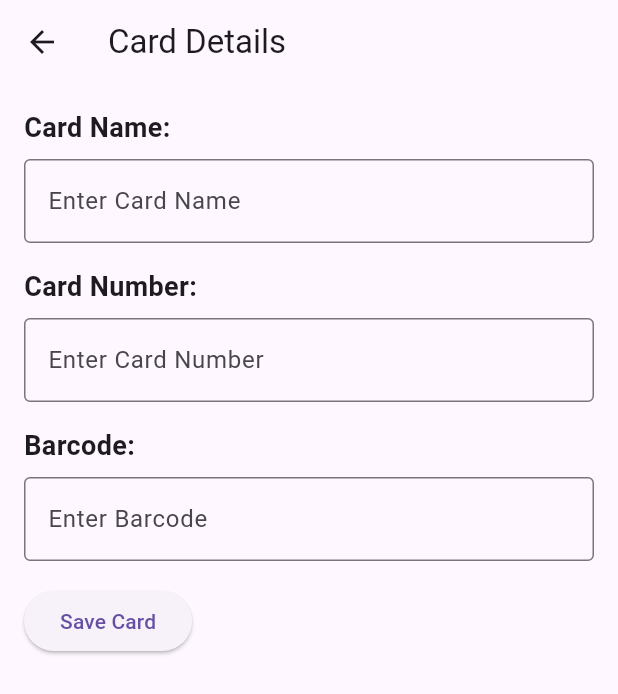
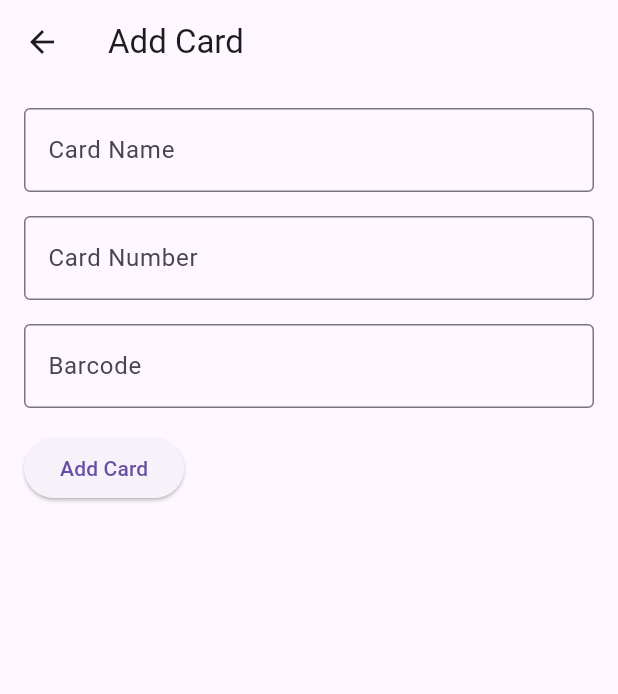
Before and after one commit to DevvBhuva/loyalty_app, a Flutter app: the screen it shows after launch, after a tap on the "add" icon, on a phone screen of 412 x 824 dp. Shown: the top 694 px of the screen. Run offline on Flutter 3.47's test engine with Material 3 defaults, Android fonts, the light colour scheme and no system bars; our stand-ins replace flutter_local_notifications, hive, hive_flutter; accounts and stored records are empty.

Commit message:
Added manual card addition, card details page, and offers functionality

```diff
--- a/lib/main.dart
+++ b/lib/main.dart
@@ -2,12 +2,11 @@ import 'package:flutter/material.dart';
 import 'package:hive_flutter/hive_flutter.dart';
 import 'screens/home_screen.dart';
 import 'utils/hive_service.dart';
-import 'utils/notification_service.dart';
 
 void main() async {
   WidgetsFlutterBinding.ensureInitialized();
+  await Hive.initFlutter();
   await HiveService.initializeHive();
-  await NotificationService.initialize();
   runApp(const MyApp());
 }
 
@@ -17,7 +16,7 @@ class MyApp extends StatelessWidget {
   @override
   Widget build(BuildContext context) {
     return MaterialApp(
-      title: 'Loyalty Card App',
+      title: 'Loyalty App',
       theme: ThemeData(
         primarySwatch: Colors.blue,
       ),
--- a/lib/models/card_model.dart
+++ b/lib/models/card_model.dart
@@ -13,13 +13,64 @@ class CardModel extends HiveObject {
   @HiveField(2)
   final String barcode;
 
-  @HiveField(3)
-  final DateTime? expirationDate;
-
   CardModel({
     required this.cardName,
     required this.cardNumber,
-    required this.barcode,
-    this.expirationDate,
+    required this.barcode, DateTime? expirationDate, required String cvv,
   });
+
+  // Static map of predefined offers for each card type
+  static final Map<String, List<String>> predefinedOffers = {
+    'Axis': [
+      '50% off on dining',
+      '10% cashback on groceries',
+      '5% discount on fuel',
+      'Free movie tickets on weekends',
+      'Exclusive airport lounge access',
+    ],
+    'SBI': [
+      '60% off on travel bookings',
+      '15% cashback on online shopping',
+      '5% discount on utility bills',
+      'Complimentary travel insurance',
+      'Priority customer support',
+    ],
+    'HDFC': [
+      '50% off on electronics',
+      '10% cashback on dining',
+      '5% discount on fuel',
+      'Exclusive airport lounge access',
+      'Free movie tickets every month',
+    ],
+    'Kotak': [
+      '40% off on hotel bookings',
+      '20% cashback on groceries',
+      '5% discount on fuel',
+      'Complimentary travel insurance',
+      'Priority customer support',
+    ],
+    'ICICI': [
+      '50% off on dining',
+      '10% cashback on online shopping',
+      '5% discount on fuel',
+      'Exclusive airport lounge access',
+      'Free movie tickets on weekends',
+    ],
+    'BOB': [
+      '30% off on travel bookings',
+      '15% cashback on groceries',
+      '5% discount on fuel',
+      'Complimentary travel insurance',
+      'Priority customer support',
+    ],
+  };
+
+  get expirationDate => null;
+
+  get cvv => null;
+
+  // Get offers for a specific card type
+  static List<String> getOffers(String cardName) {
+    return predefinedOffers[cardName] ?? [];
+  }
 }
--- /dev/null
+++ b/lib/screens/add_card_page.dart
@@ -0,0 +1,108 @@
+import 'package:flutter/material.dart';
+import '../models/card_model.dart';
+
+class AddCardPage extends StatefulWidget {
+  final Function(CardModel) onCardAdded;
+
+  const AddCardPage({super.key, required this.onCardAdded});
+
+  @override
+  State<AddCardPage> createState() => _AddCardPageState();
+}
+
+class _AddCardPageState extends State<AddCardPage> {
+  final _formKey = GlobalKey<FormState>();
+  final _cardNameController = TextEditingController();
+  final _cardNumberController = TextEditingController();
+  final _barcodeController = TextEditingController();
+
+  @override
+  void dispose() {
+    _cardNameController.dispose();
+    _cardNumberController.dispose();
+    _barcodeController.dispose();
+    super.dispose();
+  }
+
+  void _addCard() {
+    if (_formKey.currentState!.validate()) {
+      final card = CardModel(
+        cardName: _cardNameController.text,
+        cardNumber: _cardNumberController.text,
+        barcode: _barcodeController.text, cvv: '', // Pass the barcode value
+      );
+      widget.onCardAdded(card);
+      Navigator.pop(context); // Go back to the previous screen
+    }
+  }
+
+  @override
+  Widget build(BuildContext context) {
+    return Scaffold(
+      appBar: AppBar(
+        title: const Text('Add Card'),
+      ),
+      body: Padding(
+        padding: const EdgeInsets.all(16.0),
+        child: Form(
+          key: _formKey,
+          child: Column(
+            crossAxisAlignment: CrossAxisAlignment.start,
+            children: [
+              TextFormField(
+                controller: _cardNameController,
+                decoration: const InputDecoration(
+                  labelText: 'Card Name',
+                  border: OutlineInputBorder(),
+                ),
+                validator: (value) {
+                  if (value == null || value.isEmpty) {
+                    return 'Please enter the card name';
+                  }
+                  return null;
+                },
+              ),
+              const SizedBox(height: 16),
+              TextFormField(
+                controller: _cardNumberController,
+                decoration: const InputDecoration(
+                  labelText: 'Card Number',
+                  border: OutlineInputBorder(),
+                ),
+                keyboardType: TextInputType.number,
+                validator: (value) {
+                  if (value == null || value.isEmpty) {
+                    return 'Please enter the card number';
+                  }
+                  if (value.length < 16) {
+                    return 'Card number must be at least 16 digits';
+                  }
+                  return null;
+                },
+              ),
+              const SizedBox(height: 16),
+              TextFormField(
+                controller: _barcodeController,
+                decoration: const InputDecoration(
+                  labelText: 'Barcode',
+                  border: OutlineInputBorder(),
+                ),
+                validator: (value) {
+                  if (value == null || value.isEmpty) {
+                    return 'Please enter the barcode';
+                  }
+                  return null;
+                },
+              ),
+              const SizedBox(height: 16),
+              ElevatedButton(
+                onPressed: _addCard,
+                child: const Text('Add Card'),
+              ),
+            ],
+          ),
+        ),
+      ),
+    );
+  }
+}
--- /dev/null
+++ b/lib/screens/cards_page.dart
@@ -0,0 +1,83 @@
+import 'package:flutter/material.dart';
+import '../models/card_model.dart';
+import 'add_card_page.dart';
+import 'card_detail_page.dart';
+
+class CardsPage extends StatefulWidget {
+  const CardsPage({super.key});
+
+  @override
+  State<CardsPage> createState() => _CardsPageState();
+}
+
+class _CardsPageState extends State<CardsPage> {
+  final List<CardModel> _cards = [
+    CardModel(cardName: 'Axis', cardNumber: '1234567890123456', barcode: 'AXIS123', cvv: '123'),
+    CardModel(cardName: 'SBI', cardNumber: '9876543210987654', barcode: 'SBI123', cvv: '456'),
+    CardModel(cardName: 'HDFC', cardNumber: '1122334455667788', barcode: 'HDFC123', cvv: '789'),
+    CardModel(cardName: 'Kotak', cardNumber: '2233445566778899', barcode: 'KOTAK123', cvv: '101'),
+    CardModel(cardName: 'ICICI', cardNumber: '3344556677889900', barcode: 'ICICI123', cvv: '202'),
+    CardModel(cardName: 'BOB', cardNumber: '4455667788990011', barcode: 'BOB123', cvv: '303'),
+  ];
+
+  void _addCard(CardModel card) {
+    setState(() {
+      _cards.add(card);
+    });
+  }
+
+  @override
+  Widget build(BuildContext context) {
+    return Scaffold(
+      body: ListView.builder(
+        padding: const EdgeInsets.all(16.0),
+        itemCount: _cards.length,
+        itemBuilder: (context, index) {
+          final card = _cards[index];
+          return Card(
+            elevation: 4,
+            margin: const EdgeInsets.only(bottom: 16.0),
+            shape: RoundedRectangleBorder(
+              borderRadius: BorderRadius.circular(12),
+            ),
+            child: ListTile(
+              contentPadding: const EdgeInsets.all(16.0),
+              title: Text(
+                card.cardName,
+                style: const TextStyle(
+                  fontSize: 18,
+                  fontWeight: FontWeight.bold,
+                ),
+              ),
+              subtitle: Text(
+                'Card Number: ${card.cardNumber}\nBarcode: ${card.barcode}',
+                style: const TextStyle(fontSize: 14),
+              ),
+              trailing: const Icon(Icons.arrow_forward_ios),
+              onTap: () {
+                // Navigate to CardDetailPage
+                Navigator.push(
+                  context,
+                  MaterialPageRoute(
+                    builder: (context) => CardDetailPage(card: card),
+                  ),
+                );
+              },
+            ),
+          );
+        },
+      ),
+      floatingActionButton: FloatingActionButton(
+        onPressed: () {
+          Navigator.push(
+            context,
+            MaterialPageRoute(
+              builder: (context) => AddCardPage(onCardAdded: _addCard),
+            ),
+          );
+        },
+        child: const Icon(Icons.add),
+      ),
+    );
+  }
+}
--- a/lib/screens/home_screen.dart
+++ b/lib/screens/home_screen.dart
@@ -1,58 +1,30 @@
 import 'package:flutter/material.dart';
-import 'package:hive_flutter/hive_flutter.dart';
-import '../models/card_model.dart';
-import 'card_detail_screen.dart';
-import 'view_card_screen.dart';
+import 'cards_page.dart';
+import 'offers_page.dart';
 
 class HomeScreen extends StatelessWidget {
   const HomeScreen({super.key});
 
   @override
   Widget build(BuildContext context) {
-    return Scaffold(
-      appBar: AppBar(
-        title: const Text('Loyalty Cards'),
-      ),
-      body: ValueListenableBuilder(
-        valueListenable: Hive.box<CardModel>('cards').listenable(),
-        builder: (context, Box<CardModel> box, _) {
-          if (box.isEmpty) {
-            return const Center(
-              child: Text('No cards added yet.'),
-            );
-          }
-
-          return ListView.builder(
-            itemCount: box.length,
-            itemBuilder: (context, index) {
-              final card = box.getAt(index);
-              return ListTile(
-                title: Text(card?.cardName ?? 'Unnamed Card'),
-                subtitle: Text(card?.cardNumber ?? ''),
-                trailing: const Icon(Icons.arrow_forward),
-                onTap: () {
-                  if (card != null) {
-                    Navigator.push(
-                      context,
-                      MaterialPageRoute(
-                        builder: (context) => ViewCardScreen(card: card),
-                      ),
-                    );
-                  }
-                },
-              );
-            },
-          );
-        },
-      ),
-      floatingActionButton: FloatingActionButton(
-        onPressed: () {
-          Navigator.push(
-            context,
-            MaterialPageRoute(builder: (context) => const CardDetailScreen()),
-          );
-        },
-        child: const Icon(Icons.add),
+    return DefaultTabController(
+      length: 2, // Two tabs: Cards and Offers
+      child: Scaffold(
+        appBar: AppBar(
+          title: const Text('Loyalty App'),
+          bottom: const TabBar(
+            tabs: [
+              Tab(icon: Icon(Icons.credit_card), text: 'Cards'),
+              Tab(icon: Icon(Icons.local_offer), text: 'Offers'),
+            ],
+          ),
+        ),
+        body: const TabBarView(
+          children: [
+            CardsPage(), // Page for Cards
+            OffersPage(), // Page for Offers
+          ],
+        ),
       ),
     );
   }
--- a/lib/screens/offers_page.dart
+++ b/lib/screens/offers_page.dart
@@ -1,44 +1,144 @@
 import 'package:flutter/material.dart';
 import 'package:hive_flutter/hive_flutter.dart';
 import '../models/card_model.dart';
+
+@HiveType(typeId: 0)
+class CardModel extends HiveObject {
+  // Existing fields...
+
+  @HiveField(5)
+  final List<String> redeemedOffers;
+
+  var expirationDate;
+
+  var cardNumber;
+
+  var cardName;
+
+  var barcode;
+
+  var cvv;
+
+  CardModel({
+    required this.cardName,
+    required this.cardNumber,
+    required this.barcode,
+    this.expirationDate,
+    required this.cvv,
+    this.redeemedOffers = const [],
+  });
+
+  static const Map<String, List<String>> predefinedOffers = {
+    'Axis': [
+      '50% off on dining',
+      '10% cashback on groceries',
+      '5% discount on fuel',
+      'Free movie tickets on weekends',
+      'Exclusive airport lounge access',
+    ],
+    'SBI': [
+      '60% off on travel bookings',
+      '15% cashback on online shopping',
+      '5% discount on utility bills',
+      'Complimentary travel insurance',
+      'Priority customer support',
+    ],
+    'HDFC': [
+      '50% off on electronics',
+      '10% cashback on dining',
+      '5% discount on fuel',
+      'Exclusive airport lounge access',
+      'Free movie tickets every month',
+    ],
+    'Kotak': [
+      '40% off on hotel bookings',
+      '20% cashback on groceries',
+      '5% discount on fuel',
+      'Complimentary travel insurance',
+      'Priority customer support',
+    ],
+    'ICICI': [
+      '50% off on dining',
+      '10% cashback on online shopping',
+      '5% discount on fuel',
+      'Exclusive airport lounge access',
+      'Free movie tickets on weekends',
+    ],
+    'BOB': [
+      '30% off on travel bookings',
+      '15% cashback on groceries',
+      '5% discount on fuel',
+      'Complimentary travel insurance',
+      'Priority customer support',
+    ],
+  };
+
+  // Get offers for a specific card type
+  List<String> getOffers(String cardName) {
+    final allOffers = predefinedOffers[cardName] ?? [];
+    return allOffers.where((offer) => !redeemedOffers.contains(offer)).toList();
+  }
+
+  // Redeem an offer
+  void redeemOffer(String offer) {
+    if (!redeemedOffers.contains(offer)) {
+      redeemedOffers.add(offer);
+      save(); // Save changes to Hive
+    }
+  }
+}
 
 class OffersPage extends StatelessWidget {
   const OffersPage({super.key});
 
   @override
   Widget build(BuildContext context) {
-    return Scaffold(
-      body: ValueListenableBuilder(
-        valueListenable: Hive.box<CardModel>('cards').listenable(),
-        builder: (context, Box<CardModel> box, _) {
-          if (box.isEmpty) {
-            return const Center(
-              child: Text('No cards or offers available.'),
-            );
-          }
+    // Static list of card names
+    final List<String> cardNames = ['Axis', 'SBI', 'HDFC', 'Kotak', 'ICICI', 'BOB'];
 
     return ListView.builder(
-            itemCount: box.length,
+      padding: const EdgeInsets.all(16.0),
+      itemCount: cardNames.length,
       itemBuilder: (context, index) {
-              final card = box.getAt(index);
-              final offers = card?.getOffers() ?? [];
+        final cardName = cardNames[index];
+        final cardModel = CardModel(
+          cardName: cardName,
+          cardNumber: '',
+          barcode: '',
+          cvv: '',
+        );
+        final offers = cardModel.getOffers(cardName);
 
         return Card(
-                margin: const EdgeInsets.all(8.0),
+          elevation: 4,
+          margin: const EdgeInsets.only(bottom: 16.0),
+          shape: RoundedRectangleBorder(
+            borderRadius: BorderRadius.circular(12),
+          ),
           child: ExpansionTile(
-                  title: Text(card?.cardName ?? 'Unnamed Card'),
-                  subtitle: Text('Offers: ${offers.length}'),
+            title: Text(
+              cardName,
+              style: const TextStyle(
+                fontSize: 18,
+                fontWeight: FontWeight.bold,
+              ),
+            ),
+            subtitle: Text(
+              'Offers: ${offers.length}',
+              style: const TextStyle(fontSize: 14),
+            ),
             children: offers.map((offer) {
               return ListTile(
-                      title: Text(offer),
+                leading: const Icon(Icons.local_offer, color: Colors.green),
+                title: Text(
+                  offer,
+                  style: const TextStyle(fontSize: 16),
+                ),
               );
             }).toList(),
           ),
         );
       },
     );
-        },
-      ),
-    );
   }
 }
--- a/lib/utils/hive_service.dart
+++ b/lib/utils/hive_service.dart
@@ -3,8 +3,13 @@ import '../models/card_model.dart';
 
 class HiveService {
   static Future<void> initializeHive() async {
-    Hive.registerAdapter(CardModelAdapter());
-    await Hive.openBox<CardModel>('cards');
+    if (!Hive.isAdapterRegistered(0)) {
+      Hive.registerAdapter(CardModelAdapter());
+    }
+
+    if (!Hive.isBoxOpen('cards')) {
+      await Hive.openBox<CardModel>('cards');
+    }
   }
 
   static Box<CardModel> getCardBox() {
```
Also changed, not shown: lib/screens/card_detail_page.dart (added, +46 -0 lines), lib/screens/card_detail_screen.dart (+63 -2 lines), lib/screens/offers_screen.dart (added, +95 -0 lines), lib/models/card_model.g.dart. Lines whose indentation alone changed are shown as unchanged.
